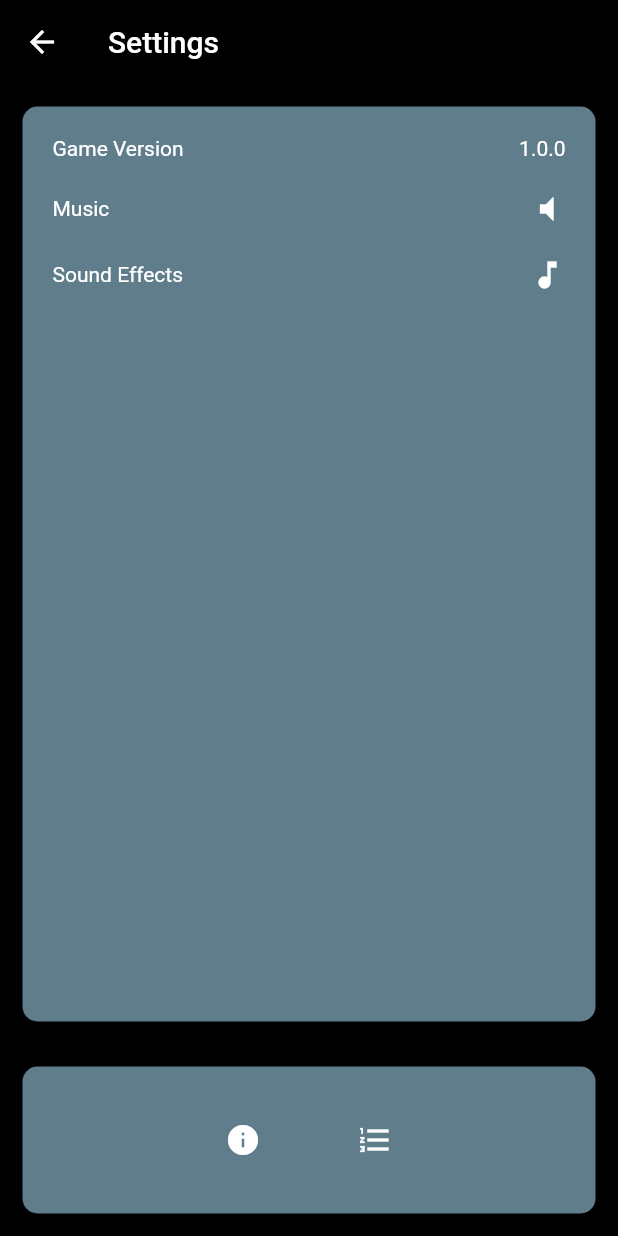
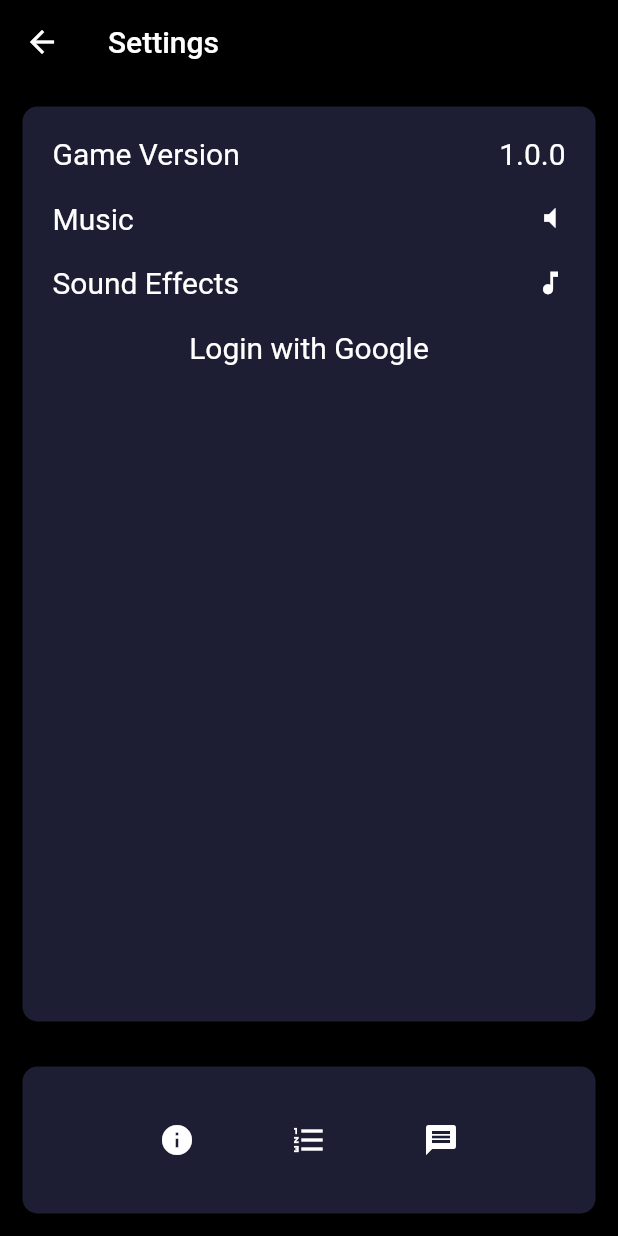
Before and after one commit to dhruvarora91/codiv-91, a Flutter app: the screen it shows after launch, after a tap on the "settings" icon, on a phone screen of 412 x 824 dp. Run offline on Flutter 3.47's test engine with Material 2 defaults, Android fonts, the light colour scheme and no system bars; our stand-ins replace flutter_spinkit, flutter_tindercard, webview_flutter; missing offline and left inert: flutter_share; network calls fail.

Commit message:
UI completed

```diff
--- a/lib/News_Page.dart
+++ b/lib/News_Page.dart
@@ -1,6 +1,7 @@
 import 'package:flutter/material.dart';
 import 'Network_Helper.dart';
 import 'package:codiv91/News_Article.dart';
+import 'package:flutter_spinkit/flutter_spinkit.dart';
 
 class NewsScreen extends StatefulWidget {
   @override
@@ -38,7 +39,10 @@ class _NewsScreenState extends State<NewsScreen> {
               if (snapshot.data == null) {
                 return Container(
                     child: Center(
-                  child: Text('Loading...'),
+                  child: SpinKitWave(
+                    color: Colors.white,
+                    size: 50.0,
+                  ),
                 ));
               } else {
                 return RefreshIndicator(
--- a/lib/constants.dart
+++ b/lib/constants.dart
@@ -35,3 +35,7 @@ const kNumberIndiaSubTextStyle = TextStyle(
   fontWeight: FontWeight.w500,
   color: Color(0xFF8D8E98),
 );
+
+const kSettingsTextStyle = TextStyle(
+  fontSize: 20.0,
+);
--- a/lib/mainPage.dart
+++ b/lib/mainPage.dart
@@ -1,3 +1,4 @@
+import 'package:codiv91/game.dart';
 import 'package:codiv91/settings.dart';
 import 'package:flutter/material.dart';
 import 'bottom_button.dart';
@@ -9,12 +10,12 @@ class Codiv extends StatelessWidget {
       body: Column(
         children: <Widget>[
           Expanded(
-            child: FlatButton(
-              onPressed: () {
-                Navigator.push(context,
-                    MaterialPageRoute(builder: (context) => Settings()));
-              },
-              child: Center(
+            child: Center(
+              child: FlatButton(
+                onPressed: () {
+              Navigator.push(context,
+                  MaterialPageRoute(builder: (context) => Settings()));
+            },
                 child: Icon(Icons.settings),
               ),
             ),
@@ -32,7 +33,8 @@ class Codiv extends StatelessWidget {
             child: BottomButton(
               buttonTitle: 'PLAY',
               onTap: () {
-                Navigator.pushNamed(context, '/first');
+                Navigator.push(context,
+                    MaterialPageRoute(builder: (context) => GamePage()));
               },
             ),
           )
--- a/lib/settings.dart
+++ b/lib/settings.dart
@@ -1,5 +1,7 @@
 import 'package:codiv91/News_Page.dart';
 import 'package:codiv91/Stats_Page.dart';
+import 'package:codiv91/constants.dart';
+import 'package:codiv91/preventive_measures.dart';
 import 'package:flutter/cupertino.dart';
 import 'package:flutter/material.dart';
 import 'reusable_card.dart';
@@ -19,7 +21,7 @@ class Settings extends StatelessWidget {
             Expanded(
               flex: 5,
               child: ReusableCard(
-                colorChoice: Colors.blueGrey,
+                colorChoice: kCardColorStats,
                 cardChild: Padding(
                   padding: const EdgeInsets.all(20.0),
                   child: Column(
@@ -27,27 +29,54 @@ class Settings extends StatelessWidget {
                       Row(
                         mainAxisAlignment: MainAxisAlignment.spaceBetween,
                         children: <Widget>[
-                          Text('Game Version'),
-                          Text('1.0.0'),
+                          Text(
+                            'Game Version',
+                            style: kSettingsTextStyle,
+                          ),
+                          Text(
+                            '1.0.0',
+                            style: kSettingsTextStyle,
+                          ),
                         ],
                       ),
                       SizedBox(height: 20.0),
                       Row(
                         mainAxisAlignment: MainAxisAlignment.spaceBetween,
                         children: <Widget>[
-                          Text('Music'),
-                          Icon(Icons.volume_mute),
+                          Text(
+                            'Music',
+                            style: kSettingsTextStyle,
+                          ),
+                          Icon(
+                            Icons.volume_mute,
+                            size: 20.0,
+                          ),
                         ],
                       ),
                       SizedBox(height: 20.0),
                       Row(
                         mainAxisAlignment: MainAxisAlignment.spaceBetween,
                         children: <Widget>[
-                          Text('Sound Effects'),
-                          Icon(Icons.music_note),
+                          Text(
+                            'Sound Effects',
+                            style: kSettingsTextStyle,
+                          ),
+                          Icon(
+                            Icons.music_note,
+                            size: 20.0,
+                          ),
                         ],
                       ),
                       SizedBox(height: 20.0),
+                      Row(
+                        mainAxisAlignment: MainAxisAlignment.spaceAround,
+                        children: <Widget>[
+                          Text(
+                            'Login with Google',
+                            style: kSettingsTextStyle,
+                          ),
+                        ],
+                      ),
                     ],
                   ),
                 ),
@@ -55,7 +84,7 @@ class Settings extends StatelessWidget {
             ),
             Expanded(
               child: ReusableCard(
-                colorChoice: Colors.blueGrey,
+                colorChoice: kCardColorStats,
                 cardChild: Row(
                   mainAxisAlignment: MainAxisAlignment.center,
                   children: <Widget>[
@@ -76,6 +105,15 @@ class Settings extends StatelessWidget {
                                 builder: (context) => MainScreen()));
                       },
                       child: Icon(Icons.format_list_numbered),
+                    ),
+                    FlatButton(
+                      onPressed: () {
+                        Navigator.push(
+                            context,
+                            MaterialPageRoute(
+                                builder: (context) => Measures()));
+                      },
+                      child: Icon(Icons.message),
                     ),
                   ],
                 ),
--- a/pubspec.yaml
+++ b/pubspec.yaml
@@ -28,6 +28,7 @@ dependencies:
   http: ^0.12.0+4
   webview_flutter: ^0.3.19+9
   flutter_share: ^1.0.2+1
+  flutter_spinkit: ^4.1.2+1
 
 
 dev_dependencies:
```
Also changed, not shown: lib/Stats_Page.dart (+17 -7 lines), lib/preventive_measures.dart (added, +25 -0 lines), pubspec.lock.
